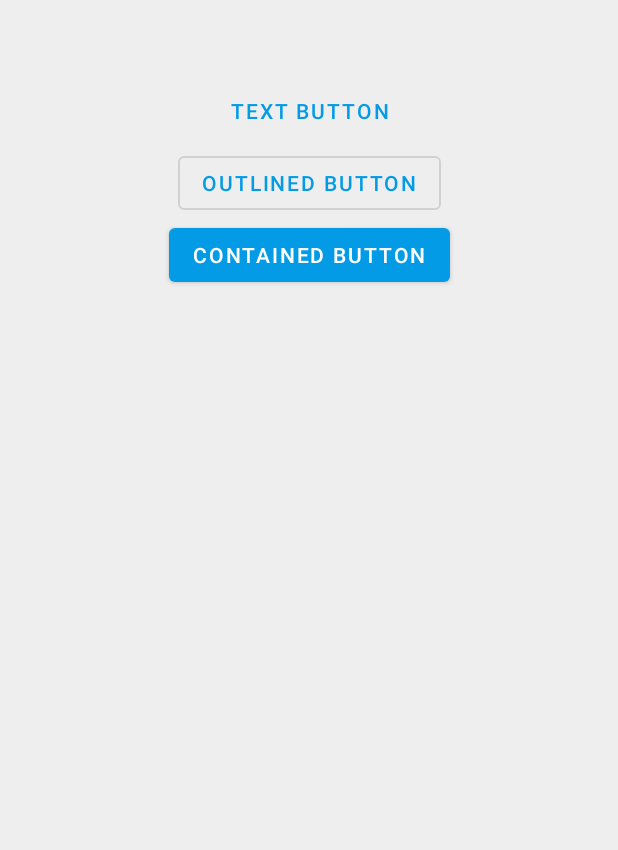
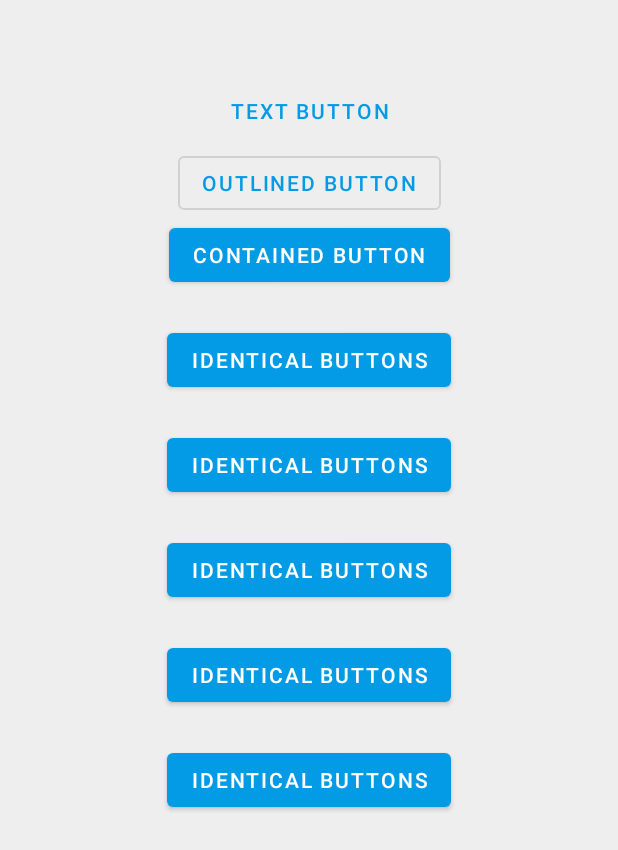
Before and after one commit to Falchio/MatDesBigProject, an Android app: the fragment ButtonsFragment shown on its own in the app's theme, on a phone screen of 412 x 824 dp. Shown: the top 850 px of the screen. Run offline under Robolectric (Android 15) with nearby library versions, the phone set to English and light mode, and no system bars; 2 statements that could not run were skipped.

Commit message:
add five buttons with one style

```diff
--- a/app/src/main/res/layout/fragment_buttons.xml
+++ b/app/src/main/res/layout/fragment_buttons.xml
@@ -4,24 +4,18 @@
     android:layout_width="match_parent"
     android:layout_height="match_parent">
 
-    <Space
-        android:id="@+id/space"
-        android:layout_width="match_parent"
-        android:layout_height="50dp"
-        app:layout_constraintEnd_toEndOf="parent"
-        app:layout_constraintStart_toStartOf="parent"
-        app:layout_constraintTop_toTopOf="parent" />
 
     <Button
         android:id="@+id/text_button"
         style="@style/Widget.MaterialComponents.Button.TextButton"
         android:layout_width="wrap_content"
         android:layout_height="wrap_content"
+        android:layout_marginTop="50dp"
         android:text="@string/text_button"
         app:layout_constraintEnd_toEndOf="parent"
         app:layout_constraintHorizontal_bias="0.5"
         app:layout_constraintStart_toStartOf="parent"
-        app:layout_constraintTop_toBottomOf="@+id/space" />
+        app:layout_constraintTop_toTopOf="parent" />
 
     <Button
         android:id="@+id/outlined_button"
@@ -38,10 +32,40 @@
         android:id="@+id/contained_button"
         android:layout_width="wrap_content"
         android:layout_height="wrap_content"
-        android:text="Contained button"
+        android:text="@string/contained_button"
         app:layout_constraintEnd_toEndOf="parent"
         app:layout_constraintHorizontal_bias="0.5"
         app:layout_constraintStart_toStartOf="parent"
         app:layout_constraintTop_toBottomOf="@+id/outlined_button" />
 
+    <Button
+        android:id="@+id/_button1"
+        style="@style/for_button"
+        app:layout_constraintStart_toStartOf="parent"
+        app:layout_constraintTop_toTopOf="@+id/contained_button" />
+
+    <Button
+        android:id="@+id/_button2"
+        style="@style/for_button"
+        app:layout_constraintStart_toStartOf="parent"
+        app:layout_constraintTop_toTopOf="@+id/_button1" />
+
+    <Button
+        android:id="@+id/_button3"
+        style="@style/for_button"
+        app:layout_constraintStart_toStartOf="parent"
+        app:layout_constraintTop_toTopOf="@+id/_button2" />
+
+    <Button
+        android:id="@+id/_button4"
+        style="@style/for_button"
+        app:layout_constraintStart_toStartOf="parent"
+        app:layout_constraintTop_toTopOf="@+id/_button3" />
+
+    <Button
+        android:id="@+id/_button5"
+        style="@style/for_button"
+        app:layout_constraintStart_toStartOf="parent"
+        app:layout_constraintTop_toTopOf="@+id/_button4" />
+
 </androidx.constraintlayout.widget.ConstraintLayout>
--- a/app/src/main/res/values/strings.xml
+++ b/app/src/main/res/values/strings.xml
@@ -106,5 +106,7 @@ However, when you do need to scope, you can use Hilt’s scoping annotations or
     <string name="bottom_navigation">Bottom Navigation</string>
     <string name="change_theme">Change theme</string>
     <string name="outlined_button">Outlined button</string>
+    <string name="identical_buttons">identical buttons</string>
+    <string name="contained_button">Contained button</string>
 
 </resources>
--- a/app/src/main/res/values/styles.xml
+++ b/app/src/main/res/values/styles.xml
@@ -44,4 +44,14 @@
 
     <style name="SecAppTheme.PopupOverlay" parent="ThemeOverlay.MaterialComponents.Light" />
 
+    <style name="for_button" parent="Widget.MaterialComponents.Button">
+        <item name="android:layout_width">wrap_content</item>
+        <item name="android:layout_height">wrap_content</item>
+        <item name="android:text">@string/identical_buttons</item>
+        <item name="layout_constraintEnd_toEndOf">parent</item>
+        <item name="layout_constraintStart_toStartOf">parent</item>
+        <item name="android:layout_marginTop">70dp</item>
+        <item name="layout_constraintHorizontal_bias">0.5</item>
+    </style>
+
 </resources>
```
